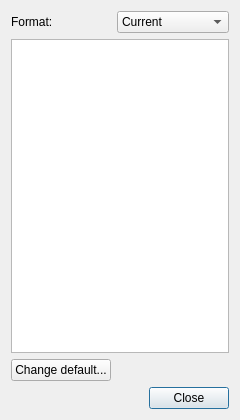
mifit/mifit, file apps/MIFit/ui/GLFormatDialog.ui: the form before one commit.
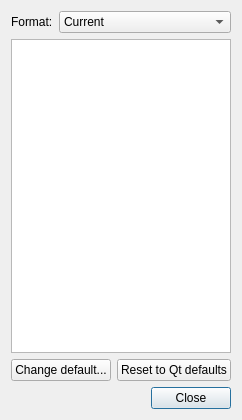
The form after the commit.

Commit message: Persist changes to OpenGL format default.

What changed in the file:
```diff
--- a/apps/MIFit/ui/GLFormatDialog.ui
+++ b/apps/MIFit/ui/GLFormatDialog.ui
@@ -13,15 +13,17 @@
   <property name="windowTitle">
    <string>Dialog</string>
   </property>
-  <layout class="QFormLayout" name="formLayout">
-   <item row="0" column="0">
+  <layout class="QVBoxLayout" name="verticalLayout">
+   <item>
+    <layout class="QHBoxLayout" name="horizontalLayout_2">
+     <item>
     <widget class="QLabel" name="formatLabel">
      <property name="text">
       <string>Format:</string>
      </property>
     </widget>
    </item>
-   <item row="0" column="1">
+     <item>
     <widget class="QComboBox" name="formatType">
      <property name="sizePolicy">
       <sizepolicy hsizetype="Preferred" vsizetype="Fixed">
@@ -46,7 +48,9 @@
      </item>
     </widget>
    </item>
-   <item row="1" column="0" colspan="2">
+    </layout>
+   </item>
+   <item>
     <widget class="QTextEdit" name="formatInfo">
      <property name="sizePolicy">
       <sizepolicy hsizetype="Expanding" vsizetype="Expanding">
@@ -65,7 +69,31 @@
      </property>
     </widget>
    </item>
-   <item row="3" column="0" colspan="2">
+   <item>
+    <layout class="QHBoxLayout" name="horizontalLayout">
+     <item>
+      <widget class="QPushButton" name="changeDefault">
+       <property name="text">
+        <string>Change default...</string>
+       </property>
+       <property name="autoDefault">
+        <bool>false</bool>
+       </property>
+      </widget>
+     </item>
+     <item>
+      <widget class="QPushButton" name="resetToQtDefault">
+       <property name="text">
+        <string>Reset to Qt defaults</string>
+       </property>
+       <property name="autoDefault">
+        <bool>false</bool>
+       </property>
+      </widget>
+     </item>
+    </layout>
+   </item>
+   <item>
     <widget class="QDialogButtonBox" name="buttonBox">
      <property name="orientation">
       <enum>Qt::Horizontal</enum>
@@ -75,13 +103,6 @@
      </property>
     </widget>
    </item>
-   <item row="2" column="0">
-    <widget class="QPushButton" name="changeDefaultButton">
-     <property name="text">
-      <string>Change default...</string>
-     </property>
-    </widget>
-   </item>
   </layout>
  </widget>
  <resources/>
```
Lines whose indentation alone changed are shown as unchanged. The commit also changes 6 other files.
